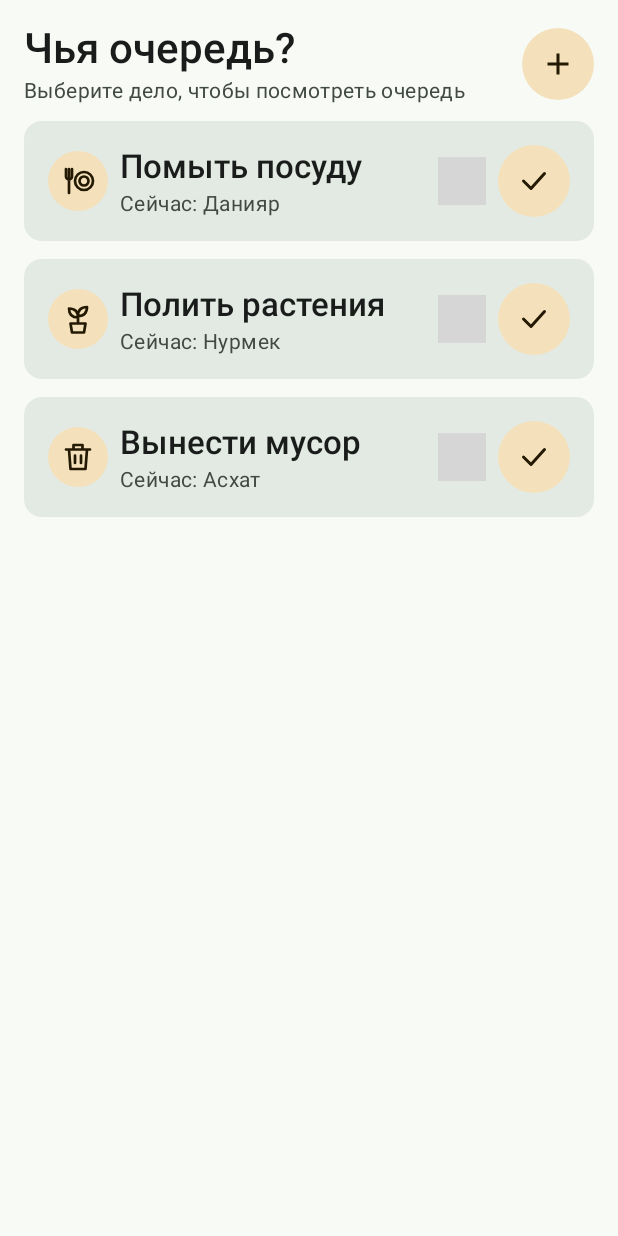
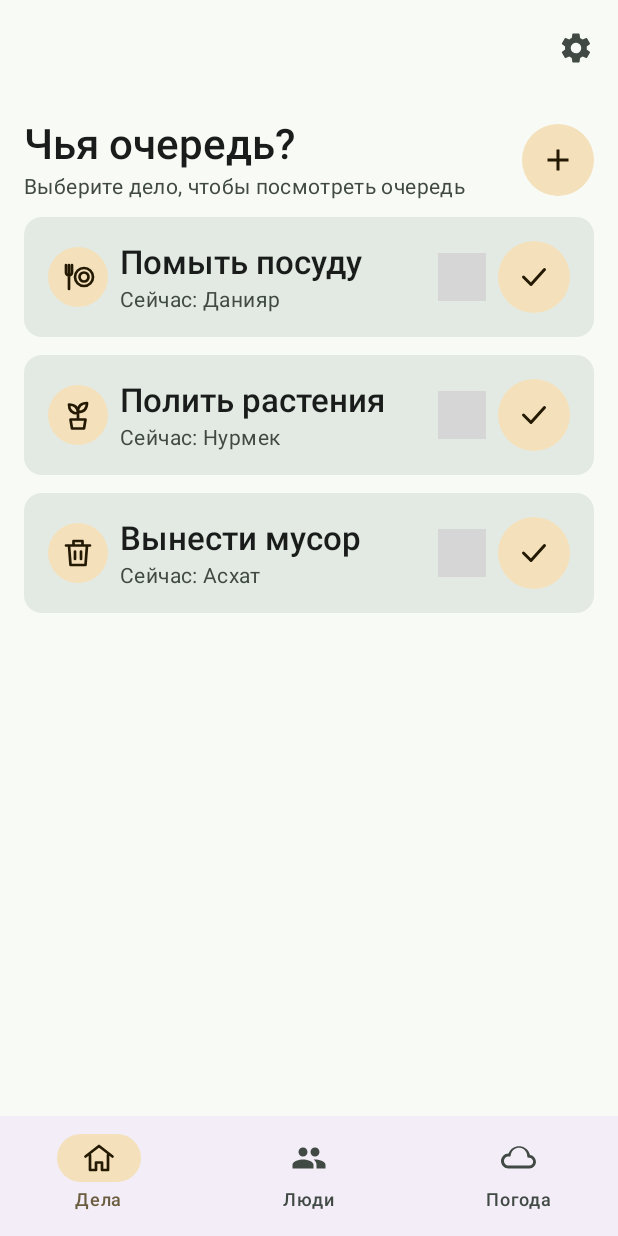
Before and after one commit to tortugichh/WhoseTurn, an Android app built with Jetpack Compose: the screen it shows after launch (MainActivity), on a phone screen of 412 x 824 dp. Run offline under Robolectric (Android 15) with nearby library versions, the phone set to English and light mode, and no system bars; our stand-ins replace Room's generated code; pictures from the network do not load; grey boxes are pictures that could not be loaded.

Commit message:
add bottom navigation

```diff
--- a/app/src/main/java/com/example/project/chores/navigation/ChoreRoutes.kt
+++ b/app/src/main/java/com/example/project/chores/navigation/ChoreRoutes.kt
@@ -6,6 +6,9 @@ object ChoreRoutes {
     const val LIST = "chores"
     const val TASK_ID = "taskId"
     const val DETAIL = "$LIST/{$TASK_ID}"
+    const val PEOPLE = "people"
+    const val WEATHER = "weather"
+    const val SETTINGS = "settings"
 
     fun detail(taskId: String): String = "$LIST/${Uri.encode(taskId)}"
 }
--- a/app/src/main/java/com/example/project/chores/navigation/ChoresApp.kt
+++ b/app/src/main/java/com/example/project/chores/navigation/ChoresApp.kt
@@ -10,6 +10,8 @@ import androidx.compose.material3.CircularProgressIndicator
 import androidx.compose.material3.ExperimentalMaterial3Api
 import androidx.compose.material3.Icon
 import androidx.compose.material3.IconButton
+import androidx.compose.material3.NavigationBar
+import androidx.compose.material3.NavigationBarItem
 import androidx.compose.material3.Scaffold
 import androidx.compose.material3.SnackbarHost
 import androidx.compose.material3.SnackbarHostState
@@ -43,6 +45,9 @@ import com.example.project.chores.ChoresViewModel
 import com.example.project.chores.ui.ChoreDetailScreen
 import com.example.project.chores.ui.ChoreListScreen
 import com.example.project.chores.ui.ChoreNotFoundScreen
+import com.example.project.people.ui.PeopleRoute
+import com.example.project.settings.ui.SettingsRoute
+import com.example.project.weather.ui.WeatherRoute
 import kotlinx.coroutines.Job
 import kotlinx.coroutines.launch
 
@@ -56,6 +61,8 @@ fun ChoresApp(
     val state by viewModel.uiState.collectAsStateWithLifecycle()
     val backStackEntry by navController.currentBackStackEntryAsState()
     val snackbarHostState = remember { SnackbarHostState() }
+    val currentRoute = backStackEntry?.destination?.route
+    val isDetail = currentRoute == ChoreRoutes.DETAIL
     val resources = LocalResources.current
     val hapticFeedback = LocalHapticFeedback.current
 
@@ -89,18 +96,51 @@ fun ChoresApp(
         modifier = modifier,
         snackbarHost = { SnackbarHost(snackbarHostState) },
         topBar = {
-            if (backStackEntry?.destination?.route == ChoreRoutes.DETAIL) {
-                TopAppBar(
-                    title = { Text(stringResource(R.string.chore_detail_title)) },
-                    navigationIcon = {
+            TopAppBar(
+                title = {
+                    when {
+                        isDetail -> Text(stringResource(R.string.chore_detail_title))
+                        currentRoute == ChoreRoutes.SETTINGS -> Text(stringResource(R.string.settings_title))
+                    }
+                },
+                navigationIcon = {
+                    if (isDetail || currentRoute == ChoreRoutes.SETTINGS) {
                         IconButton(onClick = { navController.navigateUp() }) {
                             Icon(
                                 painter = painterResource(R.drawable.ic_arrow_back),
                                 contentDescription = stringResource(R.string.chore_navigate_back),
                             )
                         }
-                    },
-                )
+                    }
+                },
+                actions = {
+                    if (!isDetail && currentRoute != ChoreRoutes.SETTINGS) {
+                        IconButton(onClick = { navController.navigate(ChoreRoutes.SETTINGS) }) {
+                            Icon(
+                                painter = painterResource(R.drawable.ic_settings),
+                                contentDescription = stringResource(R.string.navigation_settings),
+                            )
+                        }
+                    }
+                },
+            )
+        },
+        bottomBar = {
+            if (!isDetail && currentRoute != ChoreRoutes.SETTINGS) {
+                NavigationBar {
+                    listOf(
+                        Triple(ChoreRoutes.LIST, R.drawable.ic_home, R.string.navigation_chores),
+                        Triple(ChoreRoutes.PEOPLE, R.drawable.ic_people, R.string.navigation_people),
+                        Triple(ChoreRoutes.WEATHER, R.drawable.ic_weather, R.string.navigation_weather),
+                    ).forEach { (route, icon, label) ->
+                        NavigationBarItem(
+                            selected = currentRoute == route,
+                            onClick = { navController.navigate(route) },
+                            icon = { Icon(painterResource(icon), contentDescription = null) },
+                            label = { Text(stringResource(label)) },
+                        )
+                    }
+                }
             }
         },
     ) { innerPadding ->
@@ -122,6 +162,15 @@ fun ChoresApp(
                         onComplete = viewModel::complete,
                     )
                 }
+            }
+            composable(ChoreRoutes.PEOPLE) {
+                PeopleRoute(snackbarHostState = snackbarHostState)
+            }
+            composable(ChoreRoutes.WEATHER) {
+                WeatherRoute()
+            }
+            composable(ChoreRoutes.SETTINGS) {
+                SettingsRoute()
             }
             composable(
                 route = ChoreRoutes.DETAIL,
--- /dev/null
+++ b/app/src/main/res/drawable/ic_settings.xml
@@ -0,0 +1,6 @@
+<vector xmlns:android="http://schemas.android.com/apk/res/android"
+    android:width="24dp" android:height="24dp"
+    android:viewportWidth="24" android:viewportHeight="24">
+    <path android:fillColor="#FF000000"
+        android:pathData="M19.14,12.94c0.04,-0.31 0.06,-0.62 0.06,-0.94s-0.02,-0.63 -0.07,-0.94l2.03,-1.58a0.5,0.5 0,0 0,0.12 -0.64l-1.92,-3.32a0.5,0.5 0,0 0,-0.61 -0.22l-2.39,0.96a7.3,7.3 0,0 0,-1.63 -0.94L14.37,2.8a0.5,0.5 0,0 0,-0.5 -0.42h-3.84a0.5,0.5 0,0 0,-0.5 0.42L9.17,5.32c-0.59,0.23 -1.14,0.55 -1.63,0.94l-2.39,-0.96a0.5,0.5 0,0 0,-0.61 0.22L2.62,8.84a0.5,0.5 0,0 0,0.12 0.64l2.03,1.58c-0.05,0.31 -0.07,0.62 -0.07,0.94s0.02,0.63 0.07,0.94l-2.03,1.58a0.5,0.5 0,0 0,-0.12 0.64l1.92,3.32a0.5,0.5 0,0 0,0.61 0.22l2.39,-0.96c0.49,0.39 1.04,0.71 1.63,0.94l0.36,2.52a0.5,0.5 0,0 0,0.5 0.42h3.84a0.5,0.5 0,0 0,0.5 -0.42l0.36,-2.52c0.59,-0.23 1.14,-0.55 1.63,-0.94l2.39,0.96a0.5,0.5 0,0 0,0.61 -0.22l1.92,-3.32a0.5,0.5 0,0 0,-0.12 -0.64zM12,15.5a3.5,3.5 0,1 1,0 -7,3.5 3.5,0 0,1 0,7z" />
+</vector>
--- a/app/src/main/res/values/strings.xml
+++ b/app/src/main/res/values/strings.xml
@@ -63,4 +63,8 @@
     <string name="weather_tip_skip_watering">Дождь: можно не поливать растения</string>
     <string name="weather_tip_clear_entrance">Снег: почистить вход</string>
     <string name="weather_tip_do_laundry">Сухо: хороший день для стирки</string>
+    <string name="navigation_chores">Дела</string>
+    <string name="navigation_people">Люди</string>
+    <string name="navigation_weather">Погода</string>
+    <string name="navigation_settings">Настройки</string>
 </resources>
```
